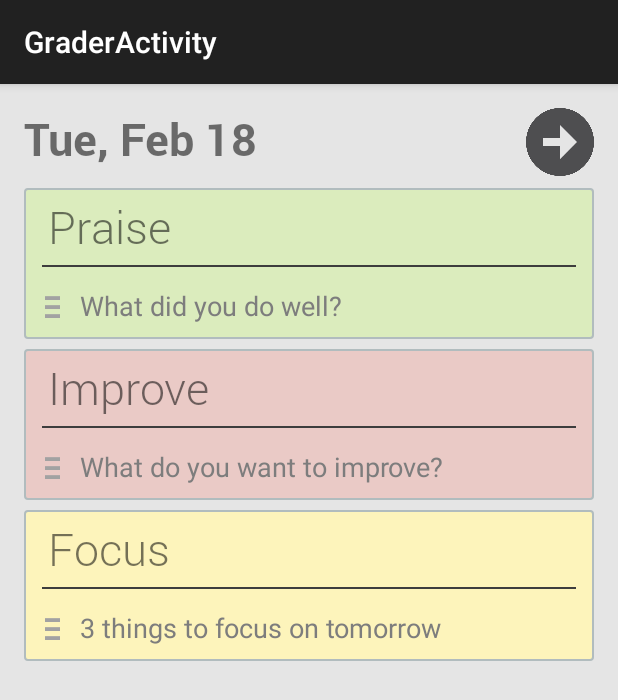
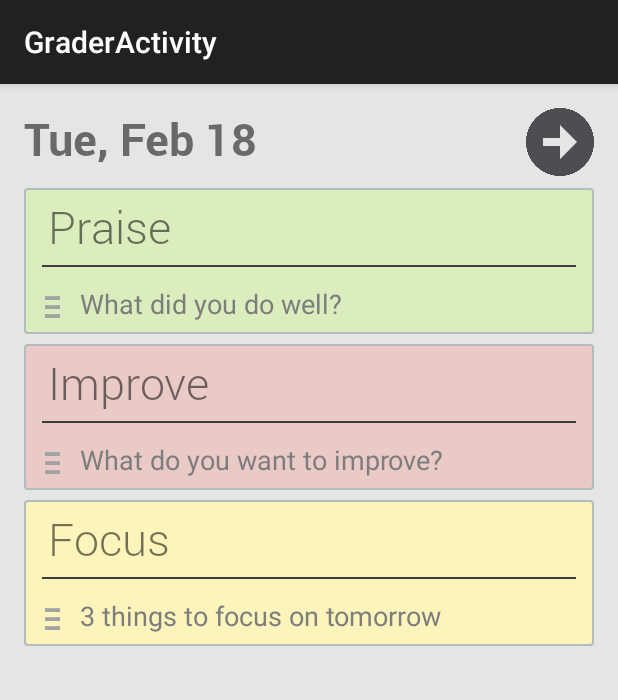
Before and after one commit to phyous/prism, an Android app: the GraderActivity screen opened directly, with no data from a screen before it, on a phone screen of 412 x 824 dp. Shown: the top 700 px of the screen. Run offline under Robolectric (Android 15) with nearby library versions, the phone set to English and light mode, and no system bars.

Commit message:
Allow multi-line grading comments to render properly

```diff
--- a/Prism/src/main/res/layout/activity_grader.xml
+++ b/Prism/src/main/res/layout/activity_grader.xml
@@ -40,7 +40,7 @@
 
     <ScrollView
             android:layout_width="match_parent"
-            android:layout_height="match_parent"
+            android:layout_height="wrap_content"
             android:layout_below="@+id/title_bar">
 
         <LinearLayout
--- a/Prism/src/main/res/layout/grader_row_item.xml
+++ b/Prism/src/main/res/layout/grader_row_item.xml
@@ -13,8 +13,10 @@
             android:layout_height="wrap_content"/>
     <EditText
             android:id="@+id/text_entry"
-            android:height="36dp"
             android:layout_marginLeft="7dp"
+            android:layout_marginTop="4dp"
+            android:paddingBottom="4dp"
+            android:layout_marginRight="4dp"
             android:layout_toRightOf="@+id/list_nub"
             android:background="@android:color/transparent"
             android:layout_width="match_parent"
```
